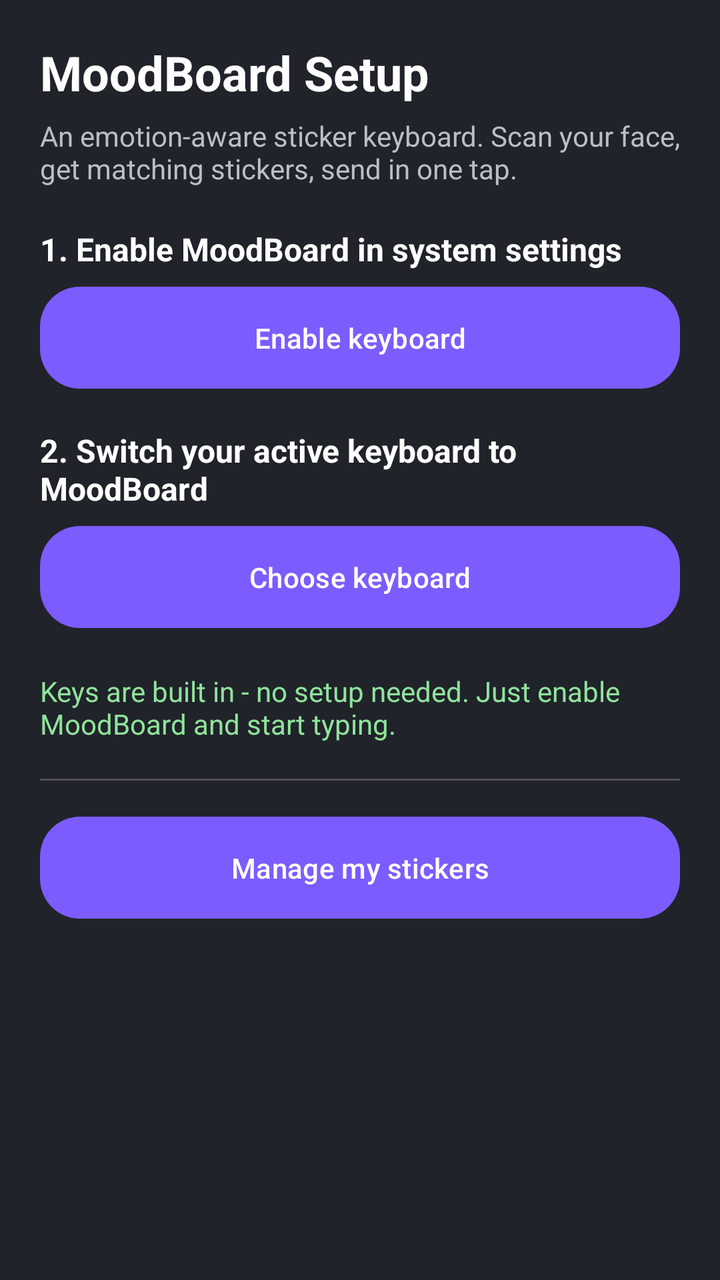
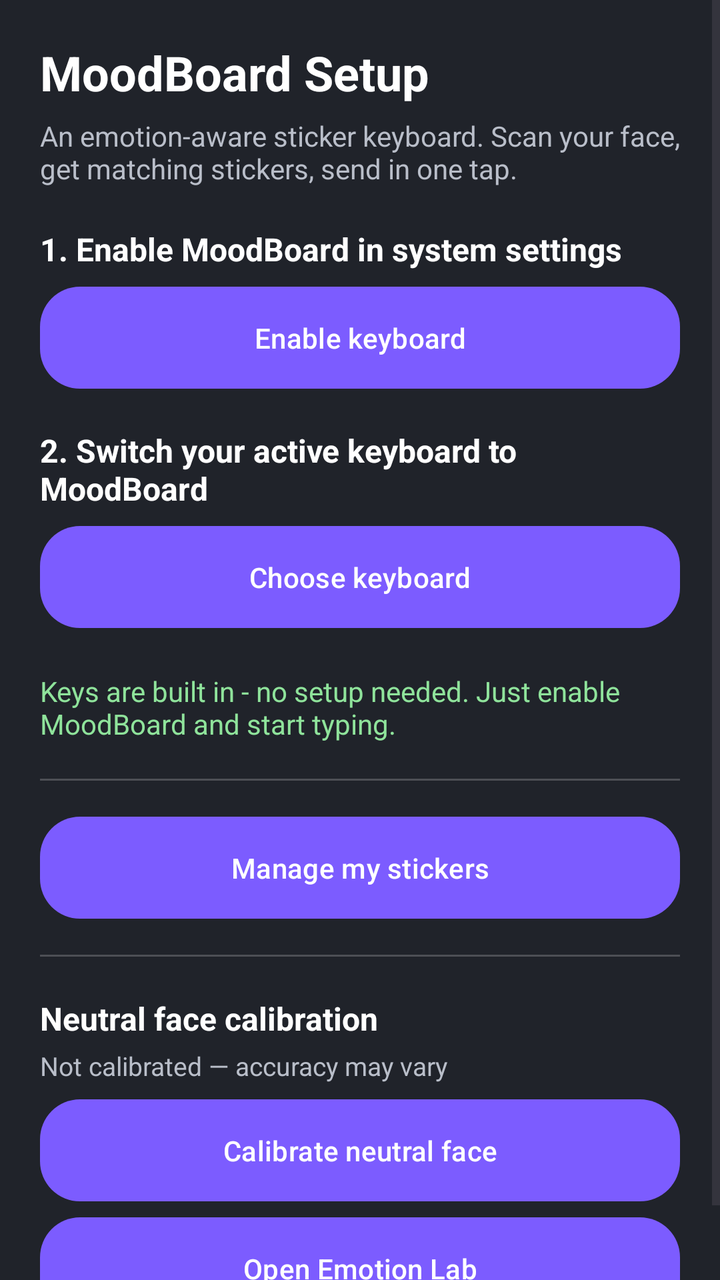

Screens rendered from an Android XML layout before and after an edit, with the pre-edit source and the edit as a unified diff.
<!-- AndroidManifest.xml: application theme Theme.MoodBoard -->
<!-- res/layout/activity_setup.xml -->
<?xml version="1.0" encoding="utf-8"?>
<ScrollView xmlns:android="http://schemas.android.com/apk/res/android"
    android:layout_width="match_parent"
    android:layout_height="match_parent"
    android:background="@color/kb_background"
    android:fillViewport="true">

    <LinearLayout
        android:layout_width="match_parent"
        android:layout_height="wrap_content"
        android:orientation="vertical"
        android:padding="20dp">

        <TextView
            android:layout_width="wrap_content"
            android:layout_height="wrap_content"
            android:text="@string/setup_title"
            android:textColor="@color/kb_text"
            android:textSize="24sp"
            android:textStyle="bold" />

        <TextView
            android:layout_width="match_parent"
            android:layout_height="wrap_content"
            android:layout_marginTop="6dp"
            android:text="@string/setup_intro"
            android:textColor="#FFB9BEC9"
            android:textSize="14sp" />

        <TextView style="@style/SetupStep" android:text="@string/step1" />
        <Button
            android:id="@+id/btnEnable"
            style="@style/SetupButton"
            android:text="@string/btn_enable" />

        <TextView style="@style/SetupStep" android:text="@string/step2" />
        <Button
            android:id="@+id/btnSwitch"
            style="@style/SetupButton"
            android:text="@string/btn_switch" />

        <TextView
            android:layout_width="match_parent"
            android:layout_height="wrap_content"
            android:layout_marginTop="22dp"
            android:text="@string/setup_ready"
            android:textColor="#FF8FE39B"
            android:textSize="14sp" />

        <View
            android:layout_width="match_parent"
            android:layout_height="1dp"
            android:layout_marginTop="18dp"
            android:background="#33FFFFFF" />

        <Button
            android:id="@+id/btnManageStickers"
            style="@style/SetupButton"
            android:layout_marginTop="18dp"
            android:text="@string/btn_manage_stickers" />
    </LinearLayout>
</ScrollView>
<!-- resources referenced by this layout -->
<resources>
  <color name="kb_background">#FF20232A</color>
  <color name="kb_text">#FFFFFFFF</color>
  <string name="btn_enable">Enable keyboard</string>
  <string name="btn_manage_stickers">Manage my stickers</string>
  <string name="btn_switch">Choose keyboard</string>
  <string name="setup_intro">An emotion-aware sticker keyboard. Scan your face, get matching stickers, send in one tap.</string>
  <string name="setup_ready">Keys are built in - no setup needed. Just enable MoodBoard and start typing.</string>
  <string name="setup_title">MoodBoard Setup</string>
  <string name="step1">1. Enable MoodBoard in system settings</string>
  <string name="step2">2. Switch your active keyboard to MoodBoard</string>
  <style name="SetupButton">
          <item name="android:layout_width">match_parent</item>
          <item name="android:layout_height">wrap_content</item>
          <item name="android:layout_marginTop">8dp</item>
          <item name="android:background">@drawable/mood_btn_bg</item>
          <item name="android:textColor">@color/white</item>
          <item name="android:textAllCaps">false</item>
          <item name="android:padding">12dp</item>
      </style>
  <style name="SetupStep">
          <item name="android:layout_width">match_parent</item>
          <item name="android:layout_height">wrap_content</item>
          <item name="android:layout_marginTop">20dp</item>
          <item name="android:textColor">@color/kb_text</item>
          <item name="android:textSize">16sp</item>
          <item name="android:textStyle">bold</item>
      </style>
  <style name="Theme.MoodBoard" parent="Theme.Material3.DayNight.NoActionBar">
          <item name="colorPrimary">@color/kb_accent</item>
      </style>
  <!-- drawable mood_btn_bg (drawable) -->
  <selector xmlns:android="http://schemas.android.com/apk/res/android">
      <item android:state_pressed="true"><shape android:shape="rectangle"><solid android:color="#FF6A48F0"/><corners android:radius="20dp"/></shape></item>
      <item><shape android:shape="rectangle"><solid android:color="@color/kb_accent"/><corners android:radius="20dp"/></shape></item>
  </selector>
  <color name="white">#FFFFFFFF</color>
  <color name="kb_accent">#FF7C5CFF</color>
</resources>

<!-- the commit's change to res/layout/activity_setup.xml (unified diff, before → after) -->
@@ -58,5 +58,32 @@
             style="@style/SetupButton"
             android:layout_marginTop="18dp"
             android:text="@string/btn_manage_stickers" />
+
+        <View
+            android:layout_width="match_parent"
+            android:layout_height="1dp"
+            android:layout_marginTop="18dp"
+            android:background="#33FFFFFF" />
+
+        <TextView style="@style/SetupStep" android:text="@string/calibration_card_title" />
+
+        <TextView
+            android:id="@+id/calibrationStateText"
+            android:layout_width="match_parent"
+            android:layout_height="wrap_content"
+            android:layout_marginTop="4dp"
+            android:text="@string/calibration_state_uncalibrated"
+            android:textColor="#FFB9BEC9"
+            android:textSize="13sp" />
+
+        <Button
+            android:id="@+id/btnCalibrate"
+            style="@style/SetupButton"
+            android:text="@string/btn_calibrate" />
+
+        <Button
+            android:id="@+id/btnEmotionLab"
+            style="@style/SetupButton"
+            android:text="@string/btn_emotion_lab" />
     </LinearLayout>
 </ScrollView>
<!-- resource entries referenced after the edit -->
@@ -2,9 +2,13 @@
 <resources>
   <color name="kb_background">#FF20232A</color>
   <color name="kb_text">#FFFFFFFF</color>
+  <string name="btn_calibrate">Calibrate neutral face</string>
+  <string name="btn_emotion_lab">Open Emotion Lab</string>
   <string name="btn_enable">Enable keyboard</string>
   <string name="btn_manage_stickers">Manage my stickers</string>
   <string name="btn_switch">Choose keyboard</string>
+  <string name="calibration_card_title">Neutral face calibration</string>
+  <string name="calibration_state_uncalibrated">Not calibrated — accuracy may vary</string>
   <string name="setup_intro">An emotion-aware sticker keyboard. Scan your face, get matching stickers, send in one tap.</string>
   <string name="setup_ready">Keys are built in - no setup needed. Just enable MoodBoard and start typing.</string>
   <string name="setup_title">MoodBoard Setup</string>
